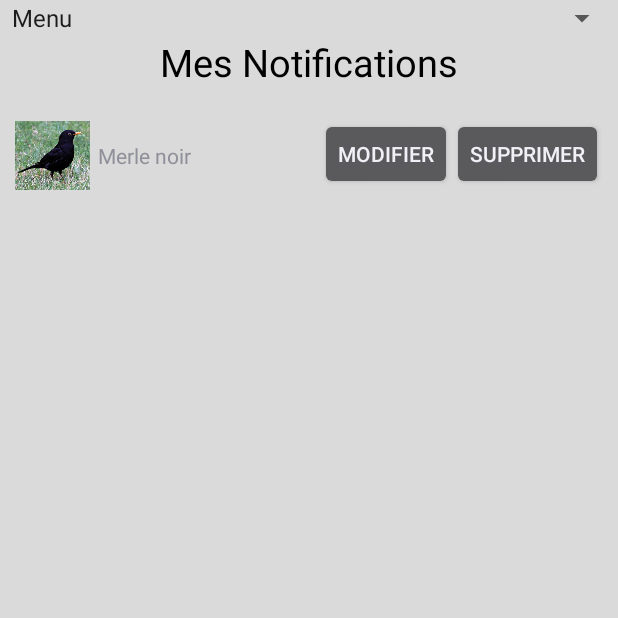
After one commit to 2019-2020-ihm/2019-2020-ihm-td2-oiseaux, an Android app: the NotificationActivity screen opened directly, with no data from a screen before it, on a phone screen of 412 x 824 dp, the top half of it. The commit adds this screen. Run offline under Robolectric (Android 15) with nearby library versions, the phone set to English and light mode, and no system bars; our stand-ins replace Firebase (no records; nobody signed in at launch, a user with empty details on screens opened directly).

Commit message:
Implémentation des spinners et début d'implémentation des notifications #9

```diff
--- /dev/null
+++ b/client/app/src/main/java/pns/si3/ihm/birder/views/notifications/NotificationActivity.java
@@ -0,0 +1,134 @@
+package pns.si3.ihm.birder.views.notifications;
+
+import android.content.Intent;
+import android.os.Bundle;
+import android.view.View;
+import android.widget.AdapterView;
+import android.widget.ArrayAdapter;
+import android.widget.ListView;
+import android.widget.Spinner;
+import android.widget.Toast;
+
+import androidx.appcompat.app.AppCompatActivity;
+
+import com.google.firebase.auth.FirebaseAuth;
+
+import java.util.ArrayList;
+import java.util.List;
+
+import etudes.fr.demoosm.R;
+import pns.si3.ihm.birder.views.AccountActivity;
+import pns.si3.ihm.birder.views.MainActivity;
+import pns.si3.ihm.birder.views.MapActivity;
+import pns.si3.ihm.birder.views.auth.SignInActivity;
+
+public class NotificationActivity extends AppCompatActivity  implements AdapterView.OnItemSelectedListener {
+
+    private ListView listView;
+    private ArrayList<NotificationItem> notifications;
+    private FirebaseAuth auth;
+
+    @Override
+    protected void onCreate(Bundle savedInstanceState) {
+        super.onCreate(savedInstanceState);
+        setContentView(R.layout.activity_notification);
+
+        auth = FirebaseAuth.getInstance();
+        setSpinner();
+
+        initListOfNotification();
+
+        listView = (ListView) findViewById(R.id.listview_notification);
+        NotificationAdapter notificationAdapter = new NotificationAdapter(getApplicationContext(), notifications);
+        listView.setAdapter(notificationAdapter);
+
+
+    }
+
+    void initListOfNotification(){
+        notifications = new ArrayList<NotificationItem>();
+        notifications.add(new NotificationItem("Merle noir", R.drawable.merle_noir));
+    }
+
+    @Override
+    public void onItemSelected(AdapterView<?> parent, View view, int position, long id) {
+        switch(position){
+            case 0:break;
+            case 1: // Liste signalisation
+            {
+                Intent intent = new Intent(NotificationActivity.this, MainActivity.class);
+                startActivity(intent);
+            }
+            break;
+            case 2: // Map
+            {
+                Intent intent = new Intent(NotificationActivity.this, MapActivity.class);
+                startActivity(intent);
+            }break;
+            case 3: //Compte (connecté) / Se connecter (déconnecté)
+            {
+                if (auth.getCurrentUser() != null) {
+                    Intent intent = new Intent(NotificationActivity.this,AccountActivity.class);
+                    startActivity(intent);
+                }
+                else {
+                    Intent intent = new Intent(NotificationActivity.this, SignInActivity.class);
+                    startActivity(intent);
+                }
+            }break;
+            case 4:// Déconnexion (connecté)
+            {
+                // The user is connected.
+                if (auth.getCurrentUser() != null) {
+                    // Sign out the user.
+                    auth.signOut();
+
+                    // Success toast.
+                    Toast.makeText(
+                            NotificationActivity.this,
+                            "Vous avez été déconnecté !",
+                            Toast.LENGTH_SHORT
+                    ).show();
+
+                    setSpinner();
+                }
+                // The user is not connected.
+                else {
+                    // Navigate to sign in.
+                    Intent intent = new Intent(NotificationActivity.this, SignInActivity.class);
+                    startActivity(intent);
+                }
+            }break;
+        }
+    }
+
+    @Override
+    public void onNothingSelected(AdapterView<?> parent) {
+
+    }
+
+    public void setSpinner(){
+        final Spinner spinner = findViewById(R.id.spinner_notification);
+        spinner.setAdapter(null);
+        spinner.setOnItemSelectedListener(this);
+        List<String> list = new ArrayList<>();
+        list.add("Menu");
+        list.add("Dernières signalisations");
+        list.add("Voir Carte");
+        // The user is connected.
+        if (auth.getCurrentUser() != null) {
+            list.add("Compte");
+            list.add("Se déconnecter");
+        }
+        // The user is not connected.
+        else {
+            list.add("Se connecter");
+        }
+
+        ArrayAdapter<String> dataAdapter = new ArrayAdapter<>(this,
+                android.R.layout.simple_spinner_item, list);
+        dataAdapter.setDropDownViewResource(android.R.layout.simple_spinner_dropdown_item);
+        spinner.setAdapter(dataAdapter);
+    }
+
+}
--- /dev/null
+++ b/client/app/src/main/java/pns/si3/ihm/birder/views/notifications/NotificationAdapter.java
@@ -0,0 +1,57 @@
+package pns.si3.ihm.birder.views.notifications;
+
+import android.content.Context;
+import android.util.Log;
+import android.view.LayoutInflater;
+import android.view.View;
+import android.view.ViewGroup;
+import android.widget.BaseAdapter;
+import android.widget.ImageView;
+import android.widget.TextView;
+
+import java.util.ArrayList;
+import etudes.fr.demoosm.R;
+
+public class NotificationAdapter extends BaseAdapter {
+
+    private LayoutInflater mInflater;
+    private Context context;
+    private ArrayList<NotificationItem> notifications;
+
+    public NotificationAdapter(Context context, ArrayList<NotificationItem> notifications) {
+        this.context = context;
+        this.notifications = notifications;
+        mInflater = LayoutInflater.from(context);
+
+    }
+
+    @Override
+    public int getCount() {
+        return notifications.size();
+    }
+
+    @Override
+    public Object getItem(int position) {
+        return notifications.get(position);
+    }
+
+    @Override
+    public long getItemId(int position) {
+        return position;
+    }
+
+    @Override
+    public View getView(int position, View view, ViewGroup parent) {
+        view = mInflater.inflate(R.layout.list_item_notification, null);
+
+        ImageView iconView = (ImageView) view.findViewById(R.id.list_item_icon);
+        TextView birdName = (TextView) view.findViewById(R.id.bird_name);
+
+        NotificationItem currentNotification = (NotificationItem) getItem(position);
+
+        iconView.setImageResource(currentNotification.getImageResourceId());
+        birdName.setText(currentNotification.getNotificationNameBird());
+
+        return view;
+    }
+}
--- /dev/null
+++ b/client/app/src/main/java/pns/si3/ihm/birder/views/notifications/NotificationItem.java
@@ -0,0 +1,26 @@
+package pns.si3.ihm.birder.views.notifications;
+
+public class NotificationItem {
+
+    // Name of bird
+    private String notificationNameBird;
+
+
+    // Drawable resource ID
+    private int imageResourceId;
+
+
+    public NotificationItem(String notificationNameBird, int imageResourceId){
+        this.notificationNameBird = notificationNameBird;
+        this.imageResourceId = imageResourceId;
+    }
+
+
+    public String getNotificationNameBird() {
+        return notificationNameBird;
+    }
+
+    public int getImageResourceId() {
+        return imageResourceId;
+    }
+}
--- /dev/null
+++ b/client/app/src/main/res/layout/activity_notification.xml
@@ -0,0 +1,42 @@
+<?xml version="1.0" encoding="utf-8"?>
+<androidx.constraintlayout.widget.ConstraintLayout xmlns:android="http://schemas.android.com/apk/res/android"
+    xmlns:app="http://schemas.android.com/apk/res-auto"
+    android:layout_width="match_parent"
+    android:layout_height="match_parent"
+    android:background="#DADADA"
+    android:orientation="vertical">
+
+
+        <Spinner
+            android:id="@+id/spinner_notification"
+            android:layout_width="match_parent"
+            android:layout_height="wrap_content"
+            app:layout_constraintRight_toRightOf="parent"
+            app:layout_constraintLeft_toLeftOf="parent"
+            app:layout_constraintTop_toTopOf="parent"/>
+
+    <TextView
+        android:id="@+id/tv"
+        android:layout_width="wrap_content"
+        android:layout_height="wrap_content"
+        android:text="Mes Notifications"
+        android:textSize="25dp"
+        android:textColor="#000000"
+        app:layout_constraintTop_toBottomOf="@id/spinner_notification"
+        app:layout_constraintLeft_toLeftOf="parent"
+        app:layout_constraintRight_toRightOf="parent"/>
+
+
+    <ListView
+        android:id="@+id/listview_notification"
+        android:layout_width="wrap_content"
+        android:layout_height="wrap_content"
+        app:layout_constraintTop_toBottomOf="@+id/tv"
+        app:layout_constraintLeft_toLeftOf="parent"
+        app:layout_constraintRight_toRightOf="parent"
+        android:layout_marginLeft="20dp"
+        android:layout_marginTop="20dp"
+        android:layout_marginRight="20dp"
+        android:layout_marginBottom="20dp"/>
+
+</androidx.constraintlayout.widget.ConstraintLayout>
--- /dev/null
+++ b/client/app/src/main/res/layout/list_item_notification.xml
@@ -0,0 +1,43 @@
+<?xml version="1.0" encoding="utf-8"?>
+<RelativeLayout xmlns:android="http://schemas.android.com/apk/res/android"
+    android:layout_width="match_parent"
+    android:layout_height="wrap_content"
+    android:orientation="horizontal">
+    <LinearLayout xmlns:android="http://schemas.android.com/apk/res/android"
+    android:layout_width="wrap_content"
+    android:layout_height="wrap_content"
+    android:orientation="horizontal">
+            <ImageView
+                android:id="@+id/list_item_icon"
+                android:layout_width="50dp"
+                android:layout_height="50dp"
+                android:layout_marginLeft="10dp"/>
+
+            <TextView
+                android:id="@+id/bird_name"
+                android:layout_width="wrap_content"
+                android:layout_height="wrap_content"
+                android:layout_marginLeft="5dp"
+                android:layout_gravity="center"/>
+    </LinearLayout>
+
+    <LinearLayout xmlns:android="http://schemas.android.com/apk/res/android"
+        android:layout_width="match_parent"
+        android:layout_height="wrap_content"
+        android:orientation="horizontal"
+        android:gravity="right">
+            <Button
+                android:id="@+id/button_modifier"
+                android:layout_width="wrap_content"
+                android:layout_height="wrap_content"
+                android:text="Modifier" />
+
+            <Button
+                android:id="@+id/button_supprimer"
+                android:layout_width="wrap_content"
+                android:layout_height="wrap_content"
+                android:layout_marginRight="10dp"
+                android:text="Supprimer"/>
+
+    </LinearLayout>
+</RelativeLayout>
--- a/client/app/src/main/res/values/strings.xml
+++ b/client/app/src/main/res/values/strings.xml
@@ -1,5 +1,5 @@
 <resources>
-	<string name="app_name">Birder</string>
-	<string name="title_activity_gps">GPS</string>
-	<string name="placeName">Ville inconnue</string>
+    <string name="app_name">Birder</string>
+    <string name="title_activity_gps">GPS</string>
+    <string name="placeName">Ville inconnue</string>
 </resources>
```
Also changed, not shown: client/app/src/main/AndroidManifest.xml (+21 -18 lines), client/app/src/main/java/pns/si3/ihm/birder/views/AccountActivity.java (added, +123 -0 lines), client/app/src/main/java/pns/si3/ihm/birder/views/MainActivity.java (+19 -5 lines), client/app/src/main/java/pns/si3/ihm/birder/views/MapActivity.java (+63 -18 lines), client/app/src/main/res/layout/activity_account.xml (added, +58 -0 lines), client/app/src/main/res/drawable/merle_noir.jpg (added), client/gradle/wrapper/gradle-wrapper.properties.
